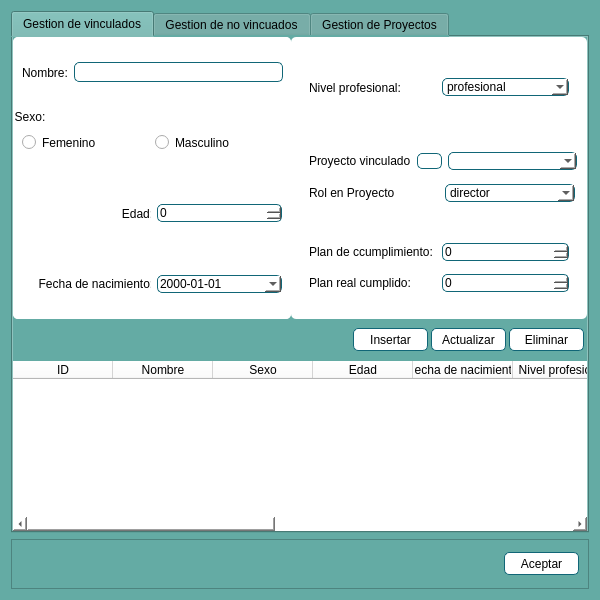
Reynier2020/Sistema_nominas, file Sistema de nominas/Vista/UI/gestionar.ui: the form before one commit.
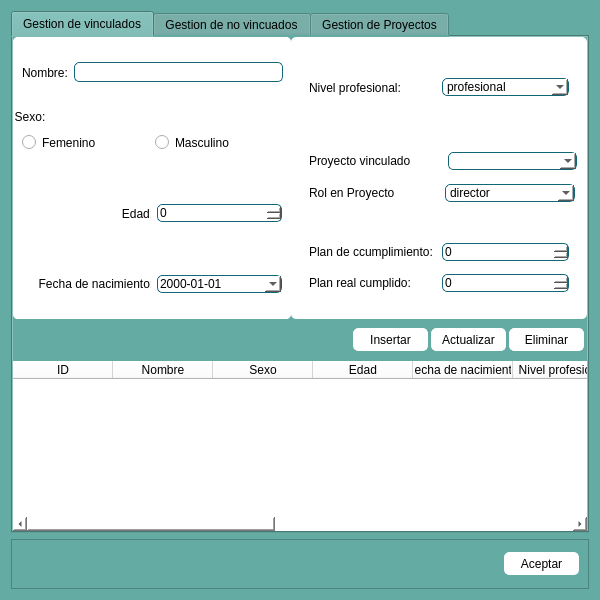
The form after the commit. The open tabs and pages were chosen to show the change. Icons and pictures are not drawn.

Patch:
```diff
--- a/Sistema de nominas/Vista/UI/gestionar.ui
+++ b/Sistema de nominas/Vista/UI/gestionar.ui
@@ -42,7 +42,8 @@
       <string notr="true">QLineEdit{
 border:1px solid #167;}
 QPushButton{
-border:1px solid #167;}
+border:1px solid #fffff;
+background-color: #fffff;}
 QComboBox{
 border:1px solid #167;}
 QSpinBox{
@@ -50,7 +51,11 @@
 QDoubleSpinBox{
 border:1px solid #167;}
 QDateEdit{
-border:1px solid #167;}</string>
+border:1px solid #167;}
+
+QPushButton:hover{
+  background-color: darkblue;}
+</string>
      </property>
      <property name="currentIndex">
       <number>0</number>
@@ -390,6 +395,9 @@
                       <height>0</height>
                      </size>
                     </property>
+                    <property name="styleSheet">
+                     <string notr="true"/>
+                    </property>
                     <property name="text">
                      <string/>
                     </property>
@@ -609,8 +617,12 @@
              </size>
             </property>
             <property name="styleSheet">
-             <string notr="true">background-color: rgb(255, 255, 255);
-border-radius:5px;
+             <string notr="true">QPushButton{
+border:1px solid #ffffff;
+background-color: #ffffff;}
+
+QPushButton:hover{
+border-color:#167;}
 </string>
             </property>
             <property name="text">
@@ -627,8 +639,12 @@
              </size>
             </property>
             <property name="styleSheet">
-             <string notr="true">background-color: rgb(255, 255, 255);
-border-radius:5px;</string>
+             <string notr="true">QPushButton{
+border:1px solid #ffffff;
+background-color: #ffffff;}
+
+QPushButton:hover{
+border-color:#167;}</string>
             </property>
             <property name="text">
              <string>Actualizar</string>
@@ -644,8 +660,12 @@
              </size>
             </property>
             <property name="styleSheet">
-             <string notr="true">background-color: rgb(255, 255, 255);
-border-radius:5px;</string>
+             <string notr="true">QPushButton{
+border:1px solid #ffffff;
+background-color: #ffffff;}
+
+QPushButton:hover{
+border-color:#167;}</string>
             </property>
             <property name="text">
              <string>Eliminar</string>
@@ -1844,8 +1864,13 @@
          </size>
         </property>
         <property name="styleSheet">
-         <string notr="true">background-color: rgb(255, 255, 255);
-border-radius:5px;</string>
+         <string notr="true">QPushButton{
+border-radius:5px;
+border:1px solid #ffffff;
+background-color: #ffffff;}
+
+QPushButton:hover{
+border-color:#167;}</string>
         </property>
         <property name="text">
          <string>Aceptar</string>
```
Left out of the diff: 54 changed lines with no effect on the pictures.
